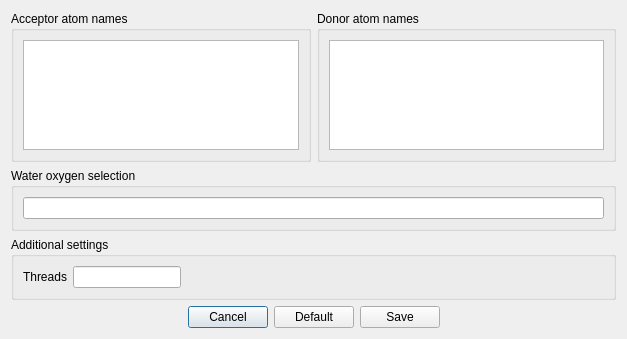
This is ui/atom_names.ui in maltesie/bridge2 as Qt 5 draws it before an edit. The edited form follows.
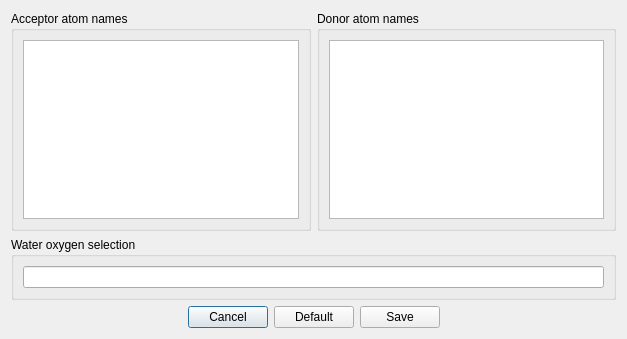
This is the edited form.

```diff
--- a/ui/atom_names.ui
+++ b/ui/atom_names.ui
@@ -54,51 +54,6 @@
      </layout>
     </widget>
    </item>
-   <item>
-    <widget class="QGroupBox" name="groupBox_4">
-     <property name="title">
-      <string>Additional settings</string>
-     </property>
-     <layout class="QHBoxLayout" name="horizontalLayout_4">
-      <item>
-       <widget class="QLabel" name="label">
-        <property name="text">
-         <string>Threads</string>
-        </property>
-       </widget>
-      </item>
-      <item>
-       <widget class="QLineEdit" name="lineEdit_threads">
-        <property name="sizePolicy">
-         <sizepolicy hsizetype="Minimum" vsizetype="Fixed">
-          <horstretch>0</horstretch>
-          <verstretch>0</verstretch>
-         </sizepolicy>
-        </property>
-        <property name="minimumSize">
-         <size>
-          <width>60</width>
-          <height>0</height>
-         </size>
-        </property>
-       </widget>
-      </item>
-      <item>
-       <spacer name="horizontalSpacer_3">
-        <property name="orientation">
-         <enum>Qt::Horizontal</enum>
-        </property>
-        <property name="sizeHint" stdset="0">
-         <size>
-          <width>40</width>
-          <height>20</height>
-         </size>
-        </property>
-       </spacer>
-      </item>
-     </layout>
-    </widget>
-   </item>
    <item>
     <layout class="QHBoxLayout" name="horizontalLayout">
      <item>
```
